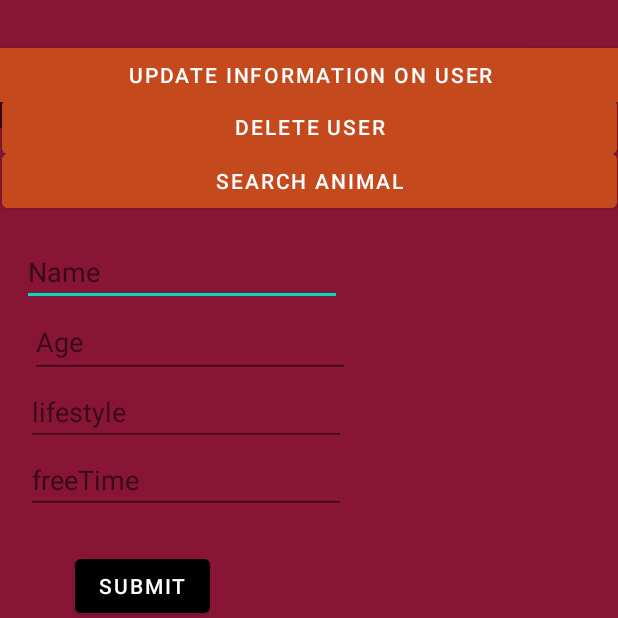
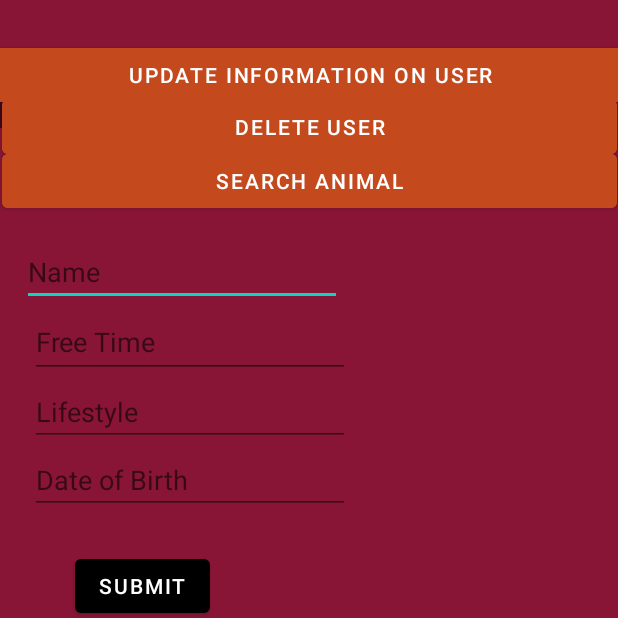
Before and after one commit to devanoj/EmailAPI, an Android app: the SecondActivity screen opened directly, with no data from a screen before it, after a tap on "UPDATE INFORMATION ON USER", on a phone screen of 412 x 824 dp, the top half of it. Run offline under Robolectric (Android 15) with nearby library versions, the phone set to English and light mode, and no system bars; our stand-ins replace Firebase (no records; nobody signed in at launch, a user with empty details on screens opened directly); network calls fail.

Commit message:
Commit 3

```diff
--- a/app/src/main/java/com/example/emailapi/Main/SecondActivity.java
+++ b/app/src/main/java/com/example/emailapi/Main/SecondActivity.java
@@ -1,60 +1,34 @@
 package com.example.emailapi.Main;
+import androidx.annotation.NonNull;
 import androidx.appcompat.app.AppCompatActivity;
 
-import android.content.ContentResolver;
 import android.content.Intent;
-import android.net.Uri;
 import android.os.Bundle;
-import android.os.Handler;
 
 import android.util.Log;
 import android.view.View;
-import android.webkit.MimeTypeMap;
 import android.widget.Button;
 import android.widget.EditText;
-import android.widget.ImageView;
-import android.widget.ProgressBar;
 import android.widget.TextView;
 import android.widget.Toast;
 
 import com.example.emailapi.DAO.UserDAO;
-import com.example.emailapi.Entity.Retrieve;
 import com.example.emailapi.Entity.User;
 
 
-import com.example.emailapi.Image.Upload;
 import com.example.emailapi.R;
 import com.google.android.gms.auth.api.signin.GoogleSignIn;
 import com.google.android.gms.auth.api.signin.GoogleSignInAccount;
 import com.google.android.gms.auth.api.signin.GoogleSignInClient;
 import com.google.android.gms.auth.api.signin.GoogleSignInOptions;
 
-import com.google.android.gms.tasks.OnFailureListener;
-import com.google.android.gms.tasks.OnSuccessListener;
 import com.google.firebase.auth.FirebaseAuth;
 import com.google.firebase.auth.FirebaseUser;
+import com.google.firebase.database.DataSnapshot;
+import com.google.firebase.database.DatabaseError;
 import com.google.firebase.database.DatabaseReference;
 import com.google.firebase.database.FirebaseDatabase;
-import com.google.firebase.storage.OnProgressListener;
-import com.google.firebase.storage.StorageReference;
-import com.google.firebase.storage.StorageTask;
-import com.google.firebase.storage.UploadTask;
-
-import org.w3c.dom.Text;
-
-import java.util.Properties;
-
-import javax.mail.Authenticator;
-import javax.mail.Message;
-import javax.mail.MessagingException;
-import javax.mail.PasswordAuthentication;
-import javax.mail.Session;
-import javax.mail.Transport;
-import javax.mail.internet.AddressException;
-import javax.mail.internet.InternetAddress;
-import javax.mail.internet.MimeMessage;
-
-
+import com.google.firebase.database.ValueEventListener;
 
 
 public class SecondActivity extends AppCompatActivity {
@@ -95,26 +69,21 @@ public class SecondActivity extends AppCompatActivity {
         inputFT = findViewById(R.id.freeTimeEdit);
         inputLS = findViewById(R.id.lifestyleEdit);
 
+        viewEmail = findViewById(R.id.textView2);
+
         gso = new GoogleSignInOptions.Builder(GoogleSignInOptions.DEFAULT_SIGN_IN).requestEmail().build();
         gsc = GoogleSignIn.getClient(this,gso);
-        GoogleSignInAccount account = GoogleSignIn.getLastSignedInAccount(this);
+        GoogleSignInAccount account = GoogleSignIn.getLastSignedInAccount(this); // Not using this feature anymore
 
 
         if (currentUser != null) {
             email1 = currentUser.getEmail();
             userId = currentUser.getUid();
-        } else {
-            email1 = account.getEmail();
         }
-
-       /**
-        ^^^ Deal with this, mak sure you only use firebase au **/
 
         if (bundle != null) {
             String email = bundle.getString("email");
             String password = bundle.getString("password");
-            viewEmail = findViewById(R.id.textView2);
-            TextView viewpassword = findViewById(R.id.textView2);
             viewEmail.setText(email);
         }
 
@@ -148,21 +117,7 @@ public class SecondActivity extends AppCompatActivity {
         });
 
         infoButton.setOnClickListener(view -> {
-            if (isEditTextVisible) {
-                inputName.setVisibility(View.INVISIBLE);
-                inputAge.setVisibility(View.INVISIBLE);
-                inputFT.setVisibility(View.INVISIBLE);
-                inputLS.setVisibility(View.INVISIBLE);
-                submit1.setVisibility(View.INVISIBLE);
-                isEditTextVisible = false;
-            } else {
-                inputName.setVisibility(View.VISIBLE);
-                inputAge.setVisibility(View.VISIBLE);
-                inputFT.setVisibility(View.VISIBLE);
-                inputLS.setVisibility(View.VISIBLE);
-                submit1.setVisibility(View.VISIBLE);
-                isEditTextVisible = true;
-            }
+            isItOrg(userId);
         });
 
 
@@ -205,6 +160,65 @@ public class SecondActivity extends AppCompatActivity {
 
     }
 
+    private void isItOrg(String userId) {
+        dr = FirebaseDatabase.getInstance().getReference("User");
+
+        dr.child(userId).child("organisation").addListenerForSingleValueEvent(new ValueEventListener() {
+            @Override
+            public void onDataChange(@NonNull DataSnapshot snapshot) {
+                boolean x = Boolean.TRUE.equals(snapshot.getValue(boolean.class));
+                updateUser(x);;
+            }
+
+            @Override
+            public void onCancelled(@NonNull DatabaseError error) {
+                Toast.makeText(getApplicationContext(), "Email Database Error", Toast.LENGTH_SHORT).show();
+            }
+        });
+    }
+
+    private void updateUser(boolean x) {
+        /**if (isEditTextVisible) {
+            inputName.setVisibility(View.INVISIBLE);
+            inputAge.setVisibility(View.INVISIBLE);
+            inputFT.setVisibility(View.INVISIBLE);
+            inputLS.setVisibility(View.INVISIBLE);
+            submit1.setVisibility(View.INVISIBLE);
+            isEditTextVisible = false;
+        }
+        else {
+            inputName.setVisibility(View.VISIBLE);
+            inputAge.setVisibility(View.VISIBLE);
+            inputFT.setVisibility(View.VISIBLE);
+            inputLS.setVisibility(View.VISIBLE);
+            submit1.setVisibility(View.VISIBLE);
+            isEditTextVisible = true;
+        } **/
+
+        if (!isEditTextVisible && !x) {
+            inputName.setVisibility(View.VISIBLE);
+            inputAge.setVisibility(View.VISIBLE);
+            inputFT.setVisibility(View.VISIBLE);
+            inputLS.setVisibility(View.VISIBLE);
+            submit1.setVisibility(View.VISIBLE);
+            isEditTextVisible = true;
+        } else if (!isEditTextVisible && x) {
+            inputName.setVisibility(View.VISIBLE);
+            inputAge.setVisibility(View.INVISIBLE); // Important
+            inputFT.setVisibility(View.VISIBLE);
+            inputLS.setVisibility(View.VISIBLE);
+            submit1.setVisibility(View.VISIBLE);
+            isEditTextVisible = true;
+        } else if (isEditTextVisible) {
+            inputName.setVisibility(View.INVISIBLE);
+            inputAge.setVisibility(View.INVISIBLE);
+            inputFT.setVisibility(View.INVISIBLE);
+            inputLS.setVisibility(View.INVISIBLE);
+            submit1.setVisibility(View.INVISIBLE);
+            isEditTextVisible = false;
+        }
+    }
+
     private void deleteUser() {
         if (currentUser != null) {
             // Delete the user from Firebase Authentication
--- a/app/src/main/res/layout/activity_main.xml
+++ b/app/src/main/res/layout/activity_main.xml
@@ -121,13 +121,13 @@
         app:layout_constraintEnd_toEndOf="parent" />
 
     <EditText
-        android:id="@+id/AgeEdit"
+        android:id="@+id/freeTimeEdit"
         android:layout_width="wrap_content"
         android:layout_height="wrap_content"
         android:layout_marginStart="20dp"
         android:layout_marginTop="0dp"
         android:ems="10"
-        android:hint="Age"
+        android:hint="Free Time"
         android:inputType="textPersonName"
         android:minHeight="48dp"
         android:visibility="invisible"
@@ -138,23 +138,23 @@
         android:id="@+id/lifestyleEdit"
         android:layout_width="wrap_content"
         android:layout_height="wrap_content"
-        android:layout_marginStart="17dp"
+        android:layout_marginStart="20dp"
         android:layout_marginTop="0dp"
         android:ems="10"
-        android:hint="lifestyle"
+        android:hint="Lifestyle"
         android:inputType="textPersonName"
         android:visibility="invisible"
         app:layout_constraintStart_toStartOf="parent"
-        app:layout_constraintTop_toBottomOf="@+id/AgeEdit" />
+        app:layout_constraintTop_toBottomOf="@+id/freeTimeEdit" />
 
     <EditText
-        android:id="@+id/freeTimeEdit"
+        android:id="@+id/AgeEdit"
         android:layout_width="wrap_content"
         android:layout_height="wrap_content"
-        android:layout_marginStart="17dp"
+        android:layout_marginStart="20dp"
         android:layout_marginTop="0dp"
         android:ems="10"
-        android:hint="freeTime"
+        android:hint="Date of Birth"
         android:inputType="textPersonName"
         android:visibility="invisible"
         app:layout_constraintStart_toStartOf="parent"
@@ -169,7 +169,9 @@
         android:text="Submit"
         android:visibility="invisible"
         app:layout_constraintStart_toStartOf="parent"
-        app:layout_constraintTop_toBottomOf="@+id/freeTimeEdit" />
+        app:layout_constraintTop_toBottomOf="@+id/AgeEdit" />
+
+
 
 
 </androidx.constraintlayout.widget.ConstraintLayout>
```
Also changed, not shown: app/src/main/res/drawable-v24/plusIcon.png (added).
